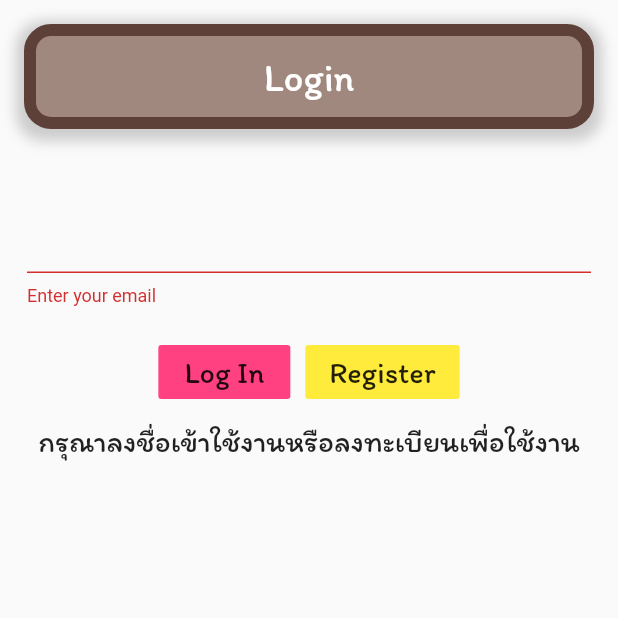
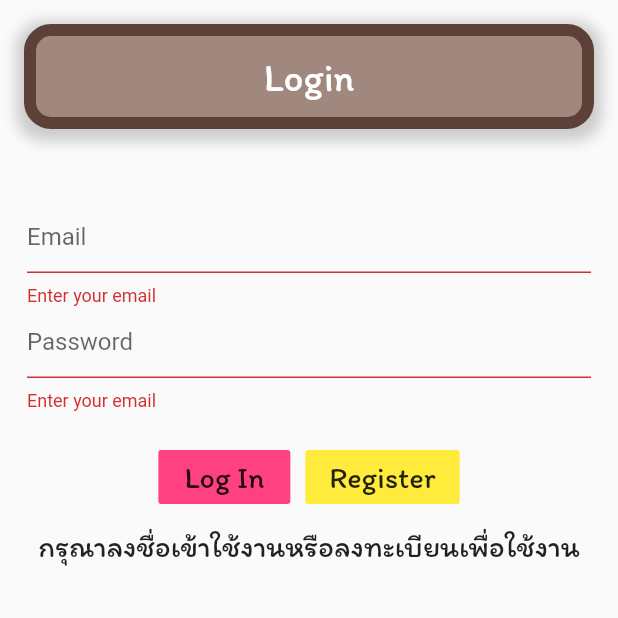
Before and after one commit to likit/nursey_app_flutter, a Flutter app: the screen it shows after launch, after a tap on "Log In", on a phone screen of 412 x 824 dp, the top half of it. Run offline on Flutter 3.47's test engine with Material 2 defaults, Android fonts, the phone set to English and light mode, and no system bars; our stand-ins replace firebase_auth, firebase_core; accounts and stored records are empty.

Commit message:
added email and password controller

```diff
--- a/app/lib/login_screen.dart
+++ b/app/lib/login_screen.dart
@@ -64,8 +64,17 @@ class LoginForm extends StatefulWidget {
 class _LoginFormState extends State<LoginForm> {
   final _formKey = GlobalKey<FormState>();
   final Function signInMethod;
+  final _emailController = TextEditingController();
+  final _passwordController = TextEditingController();
 
   _LoginFormState({this.signInMethod});
+
+  @override
+  void dispose() {
+    _emailController.dispose();
+    _passwordController.dispose();
+    super.dispose();
+  }
 
   @override
   Widget build(BuildContext context) {
@@ -76,6 +85,22 @@ class _LoginFormState extends State<LoginForm> {
         child: Column(
           children: [
             TextFormField(
+              decoration: InputDecoration(
+                hintText: 'Email',
+              ),
+              controller: _emailController,
+              validator: (value) {
+                if (value.isEmpty) {
+                  return 'Enter your email';
+                }
+                return null;
+              },
+            ),
+            TextFormField(
+              decoration: InputDecoration(
+                hintText: 'Password',
+              ),
+              controller: _passwordController,
               validator: (value) {
                 if (value.isEmpty) {
                   return 'Enter your email';
@@ -100,11 +125,9 @@ class _LoginFormState extends State<LoginForm> {
                       print('Valid email');
                       try {
                         UserCredential userCredential = await FirebaseAuth.instance.signInWithEmailAndPassword(
-                          email: "donsanova@gmail.com",
-                          password: "genius01",
+                          email: _emailController.text,
+                          password: _passwordController.text,
                         );
-                        print('You have just logged in');
-                        print(userCredential.user);
                       } on FirebaseAuthException catch (e) {
                         if (e.code == 'user-not-found') {
                           print('No user found for that email.');
```
